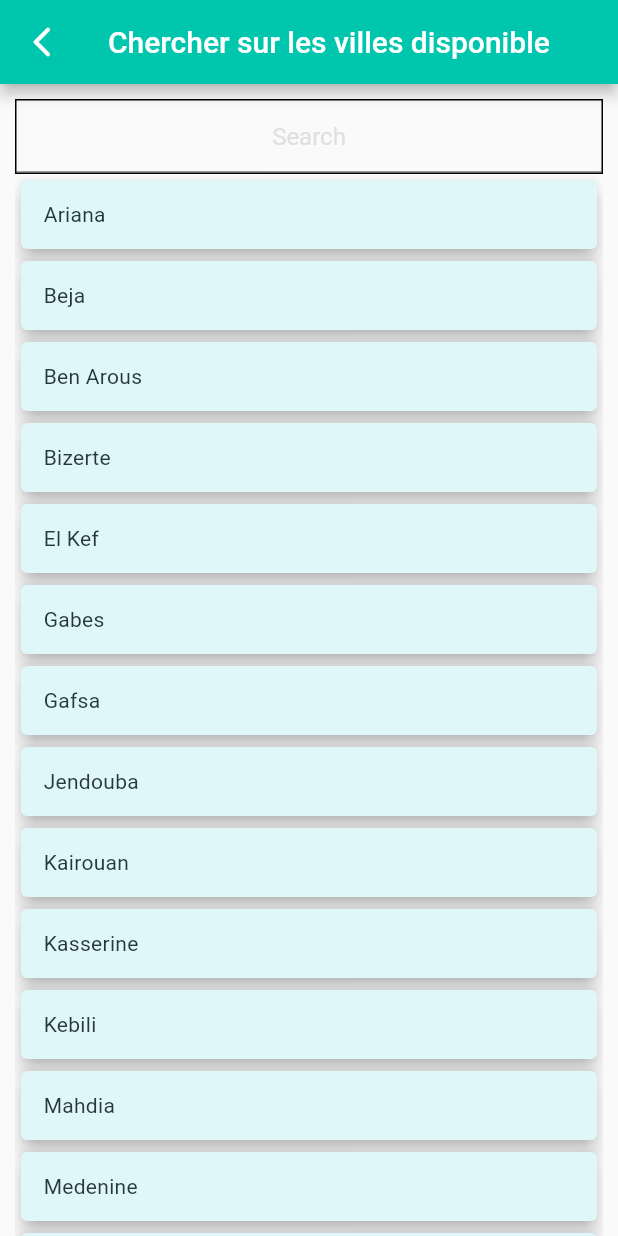
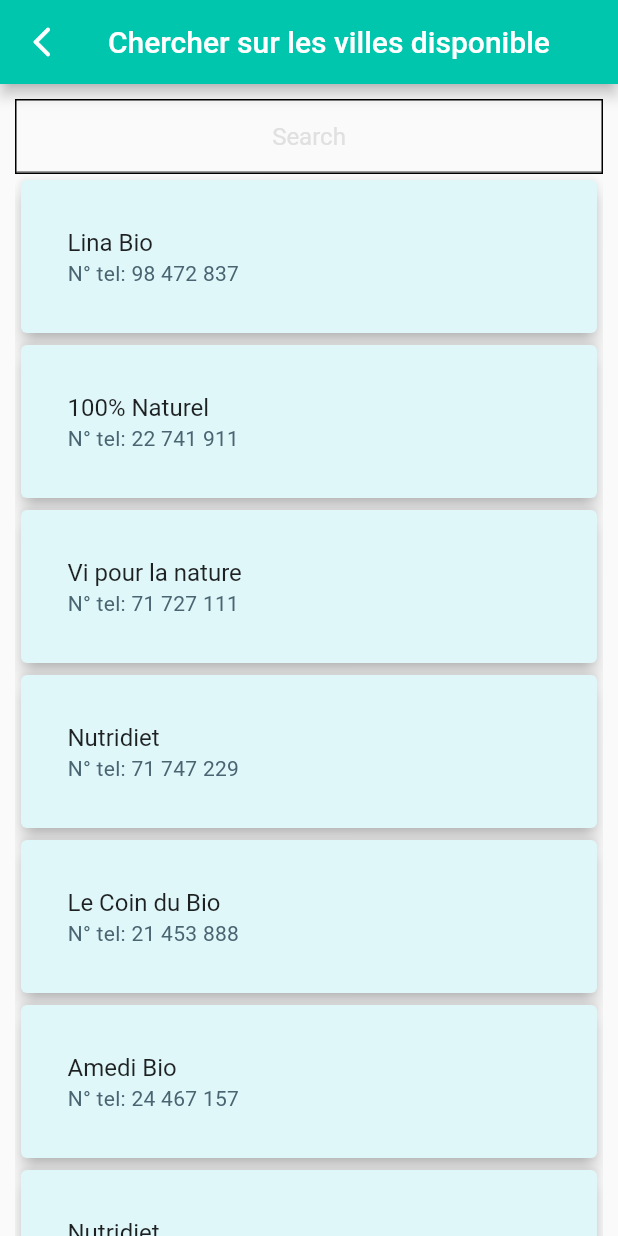
Before and after one commit to medabbassi/mariemapp, a Flutter app: the StoreSearch screen opened directly, on a phone screen of 412 x 824 dp. Run offline on Flutter 3.47's test engine with Material 2 defaults, Android fonts, the phone set to English and light mode, and no system bars; our stand-ins replace font_awesome_flutter, page_transition, simple_animations, smooth_star_rating, url_launcher_web; missing offline and left inert: dart:ffi; Roboto replaces fonts that are missing (WorkSans).

Commit message:
redesign views and elements 6.

```diff
--- a/lib/store/storeSearch.dart
+++ b/lib/store/storeSearch.dart
@@ -1,4 +1,7 @@
+import 'dart:convert';
+
 import 'package:flutter/material.dart';
+import 'package:flutter/services.dart';
 
 import 'hotel_app_theme.dart';
 
@@ -12,13 +15,20 @@ class _StoreSearchState extends State<StoreSearch> {
 
   bool _isSearch = true;
   String _searchText = "";
-
+  List _items = [];
   List<String> _socialListItems;
   List<String> _searchListItems;
+  Future<void> readJson() async {
+    final String response = await rootBundle.loadString('assets/data.json');
+    final data = await json.decode(response);
+    setState(() {
+      _items = data["stores"];
+    }); }
 
   @override
   void initState() {
     super.initState();
+    readJson();
     _socialListItems = new List<String>();
     _socialListItems = [
       'Tunis','Sfax','Sousse','Kairouan','Bizerte','Gabes','Ariana','Kasserine'
@@ -80,14 +90,18 @@ class _StoreSearchState extends State<StoreSearch> {
   Widget _listView() {
     return new Flexible(
       child: new ListView.builder(
-          itemCount: _socialListItems.length,
+          itemCount: _items.length,
           itemBuilder: (BuildContext context, int index) {
             return new Card(
               color: Colors.cyan[50],
               elevation: 5.0,
               child: new Container(
                 margin: EdgeInsets.all(15.0),
-                child: new Text("${_socialListItems[index]}"),
+                child: ListTile(
+                  title: Text(_items[index]['name']),
+                  subtitle: Text("N° tel: "+_items[index]["phone"]),
+                )
+                //new Text("${_socialListItems[index]}"),
               ),
             );
           }),
@@ -106,7 +120,10 @@ class _StoreSearchState extends State<StoreSearch> {
     return _searchAddList();
   }
 
+
   Widget _searchAddList() {
+
+
       return new Flexible(
         child: new ListView.builder(
             itemCount: _searchListItems.length,
@@ -116,12 +133,18 @@ class _StoreSearchState extends State<StoreSearch> {
                 elevation: 5.0,
                 child: new Container(
                     margin: EdgeInsets.all(15.0),
-                child: new Text("${_searchListItems[index]}"),
+                    child:ListTile(
+                      title: Text(_items[index]['name']),
+                      subtitle: Text("N° tel: "+_items[index]["phone"]),
+                    ),
                     ),
       );
+
             }),
       );
     }
+
+
 }
 class HexColor extends Color {
   HexColor(final String hexColor) : super(_getColorFromHex(hexColor));
```
Lines whose indentation alone changed are shown as unchanged.
